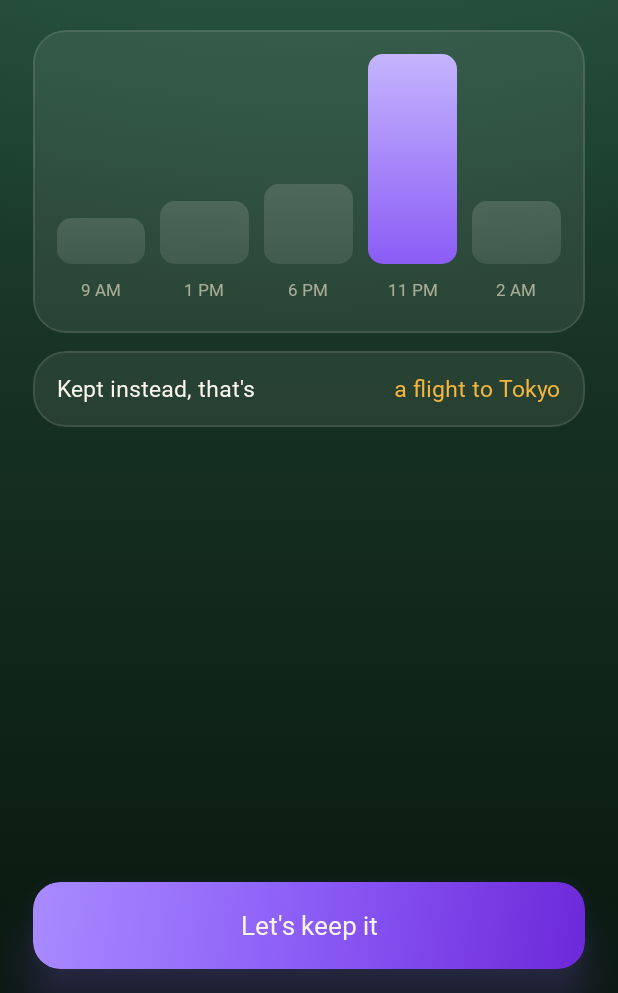
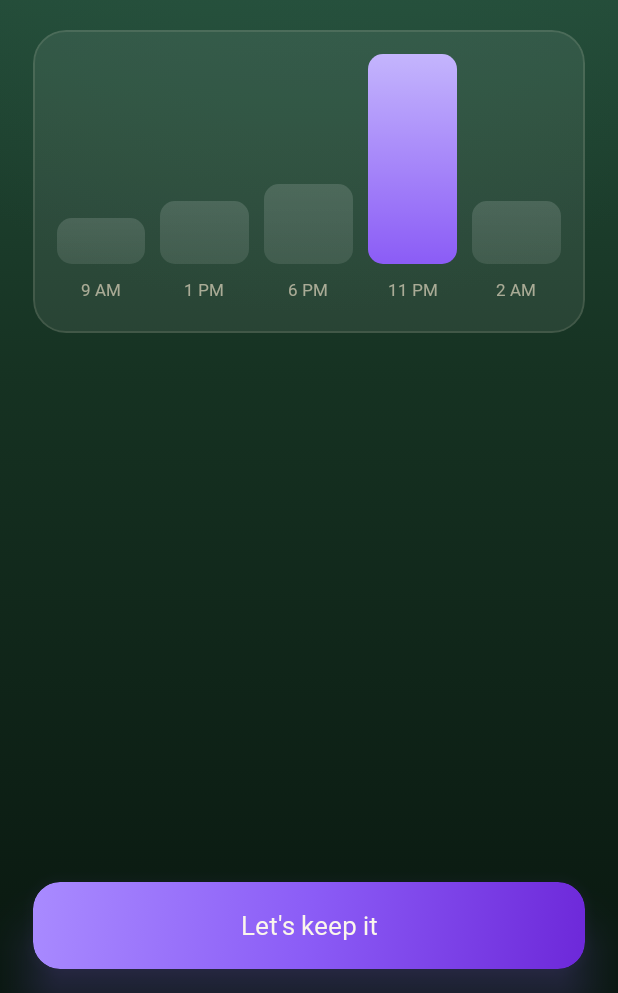
Before and after one commit to lizhaan/Cachew-App, an Android app built with Jetpack Compose: the QuizResultScreen screen opened through its navigation route, on a phone screen of 412 x 824 dp, the part 243-1236 px from its top. Run offline under Robolectric (Android 15) with nearby library versions, the phone set to English and light mode, and no system bars; Roboto replaces fonts that are not available here.

Commit message:
Onboarding: drop "Kept instead", several shopping categories
- Result screen without the "Kept instead, that's ..." card (and its unused logic)
- About you: "Where do you shop on impulse most?" allows several answers

Co-Authored-By: Claude Opus 5.5 <noreply@anthropic.com>

```diff
--- a/app/src/main/java/app/cachew/data/Quiz.kt
+++ b/app/src/main/java/app/cachew/data/Quiz.kt
@@ -26,11 +26,4 @@ object Quiz {
         else -> 3        // late at night: 11 PM
     }
 
-    /** "Kept instead, that's …": index into strings.xml quiz_kept_things, by how much it is. */
-    fun keptThing(yearly: Int): Int = when {
-        yearly <= 300 -> 0
-        yearly <= 1200 -> 1
-        yearly <= 2700 -> 2
-        else -> 3
-    }
 }
--- a/app/src/main/java/app/cachew/ui/screens/onboarding/OnboardingScreens.kt
+++ b/app/src/main/java/app/cachew/ui/screens/onboarding/OnboardingScreens.kt
@@ -151,13 +151,16 @@ fun FactsScreen(onNext: () -> Unit) {
 
 // ---- 03 About you (optional) ------------------------------------------------------------
 
-/** One "About you" question: key in Store.profile, option ids and their labels (strings.xml arrays). */
-private class Field(val key: String, val title: Int, val ids: List<String>, val labels: Int)
+/**
+ * One "About you" question: key in Store.profile, option ids and their labels (strings.xml arrays).
+ * [multi] = several answers allowed; they're stored comma-separated ("clothes,beauty").
+ */
+private class Field(val key: String, val title: Int, val ids: List<String>, val labels: Int, val multi: Boolean = false)
 
 private val ABOUT_FIELDS = listOf(
     Field("age", R.string.ob_about_age, listOf("18_24", "25_34", "35_44", "45_plus"), R.array.ob_about_age_options),
     Field("gender", R.string.ob_about_gender, listOf("woman", "man", "non_binary", "no_say"), R.array.ob_about_gender_options),
-    Field("category", R.string.ob_about_category, listOf("clothes", "beauty", "home", "gadgets", "food"), R.array.ob_about_category_options),
+    Field("category", R.string.ob_about_category, listOf("clothes", "beauty", "home", "gadgets", "food"), R.array.ob_about_category_options, multi = true),
     Field("source", R.string.ob_about_source, listOf("tiktok", "instagram", "reddit", "friend", "app_store"), R.array.ob_about_source_options),
 )
 
@@ -192,9 +195,13 @@ fun AboutYouScreen(onNext: () -> Unit) {
             Spacer(Modifier.height(8.dp))
             val labels = stringArrayResource(field.labels)
             FlowRow(horizontalArrangement = Arrangement.spacedBy(8.dp), verticalArrangement = Arrangement.spacedBy(8.dp)) {
+                val chosen = answers[field.key]?.split(",")?.filter { it.isNotEmpty() }.orEmpty()
                 field.ids.forEachIndexed { i, id ->
-                    OptionChip(labels[i], selected = answers[field.key] == id) {
-                        answersRaw = (answers + (field.key to id)).entries.joinToString(";") { "${it.key}=${it.value}" }
+                    OptionChip(labels[i], selected = id in chosen) {
+                        // Multi-choice: tap adds or removes; single choice: tap replaces.
+                        val next = if (field.multi) (if (id in chosen) chosen - id else chosen + id) else listOf(id)
+                        val updated = if (next.isEmpty()) answers - field.key else answers + (field.key to next.joinToString(","))
+                        answersRaw = updated.entries.joinToString(";") { "${it.key}=${it.value}" }
                     }
                 }
             }
@@ -334,13 +341,6 @@ fun QuizResultScreen(onNext: () -> Unit) {
                 }
             }
         }
-        Spacer(Modifier.height(CachewSize.Gap))
-        GlassCard(Modifier.fillMaxWidth()) {
-            Row {
-                Text(stringResource(R.string.ob_result_kept), style = CachewType.Body.copy(fontWeight = FontWeight.Bold), color = CachewColors.Title, modifier = Modifier.weight(1f))
-                Text(stringArrayResource(R.array.ob_result_things)[Quiz.keptThing(yearly)], style = CachewType.Body.copy(fontWeight = FontWeight.Bold), color = CachewColors.Gold)
-            }
-        }
     }
 }
 
--- a/app/src/main/res/values/strings.xml
+++ b/app/src/main/res/values/strings.xml
@@ -307,14 +307,6 @@
         <item>Mostly right after payday.</item>
     </string-array>
     <string name="ob_result_guard">That\'s the window Cachew will guard.</string>
-    <string name="ob_result_kept">Kept instead, that\'s</string>
-    <!-- Quiz.keptThing: up to $300, $1,200, $2,700, more. -->
-    <string-array name="ob_result_things">
-        <item>new sneakers</item>
-        <item>a flight to Tokyo</item>
-        <item>a week in Tokyo</item>
-        <item>two weeks in Tokyo</item>
-    </string-array>
     <string name="ob_result_button">Let\'s keep it</string>
 
     <string name="ob_penny_title">Meet Penny</string>
```
Also changed, not shown: 1 other file.
